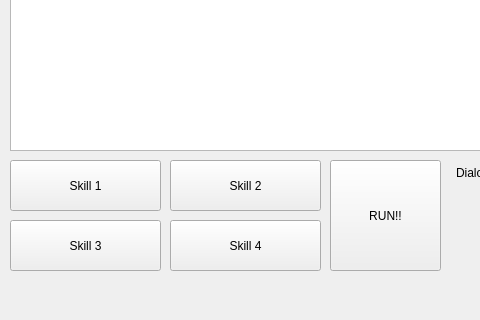
The window that Game/fightwindow.ui (thyo9470/The-Thunder-Dungeon) describes before a commit, drawn with Qt 5; both pictures show x 0 to 480 and y 280 to 600 of the 800 by 600 pixel window.
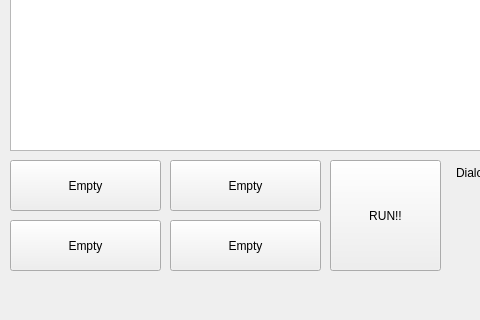
The same window after the commit.

What changed in the file:
```diff
--- a/Game/fightwindow.ui
+++ b/Game/fightwindow.ui
@@ -66,7 +66,7 @@
      </rect>
     </property>
     <property name="text">
-     <string>Skill 2</string>
+     <string>Empty</string>
     </property>
     <property name="skill" stdset="0">
      <number>1</number>
@@ -82,7 +82,7 @@
      </rect>
     </property>
     <property name="text">
-     <string>Skill 3</string>
+     <string>Empty</string>
     </property>
     <property name="skill" stdset="0">
      <number>2</number>
@@ -98,7 +98,7 @@
      </rect>
     </property>
     <property name="text">
-     <string>Skill 4</string>
+     <string>Empty</string>
     </property>
     <property name="skill" stdset="0">
      <number>3</number>
@@ -114,7 +114,7 @@
      </rect>
     </property>
     <property name="text">
-     <string>Skill 1</string>
+     <string>Empty</string>
     </property>
     <property name="skill" stdset="0">
      <number>0</number>
```
